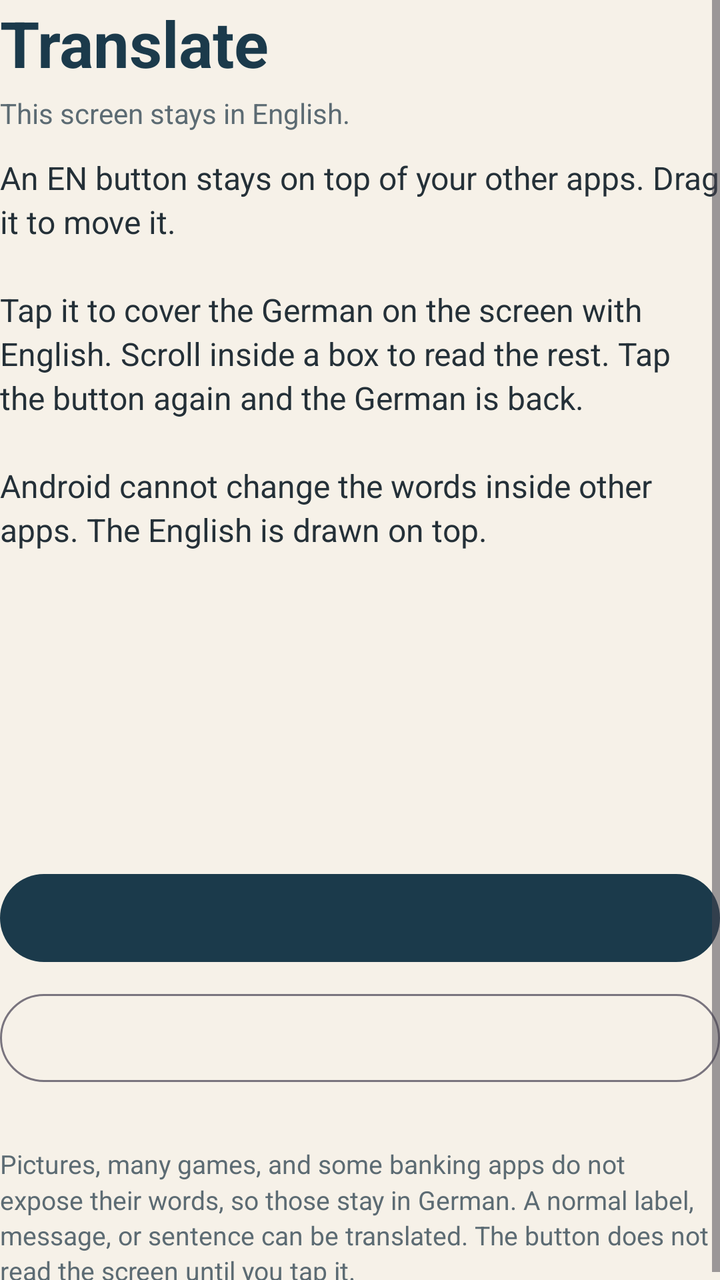
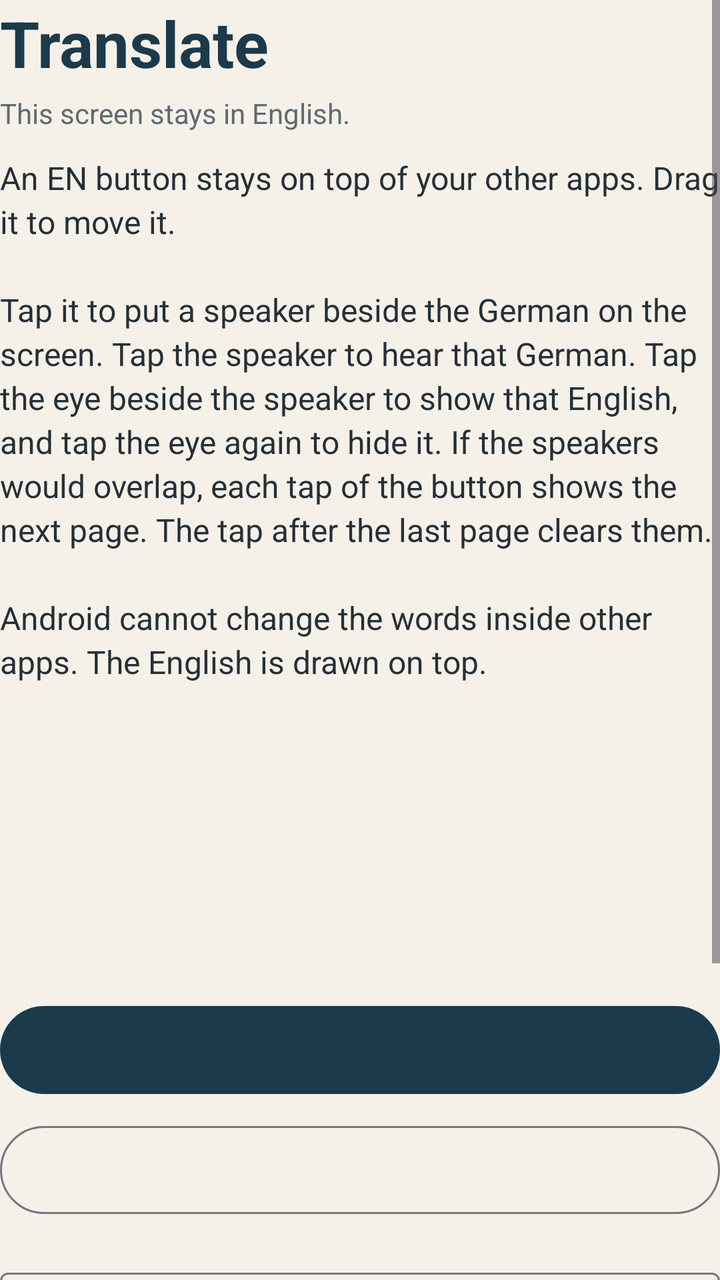

Two renders of the same Android screen: before a commit and after it. Below are the layout's source before the change and the commit's diff.
<!-- AndroidManifest.xml: application theme Theme.HoldTranslate -->
<!-- res/layout/activity_main.xml -->
<?xml version="1.0" encoding="utf-8"?>
<ScrollView xmlns:android="http://schemas.android.com/apk/res/android"
    android:id="@+id/root"
    android:layout_width="match_parent"
    android:layout_height="match_parent"
    android:fillViewport="true"
    android:scrollbars="vertical">

    <LinearLayout
        android:layout_width="match_parent"
        android:layout_height="wrap_content"
        android:orientation="vertical">

        <TextView
            android:layout_width="match_parent"
            android:layout_height="wrap_content"
            android:text="@string/intro_title"
            android:textColor="@color/ink"
            android:textSize="32sp"
            android:textStyle="bold" />

        <TextView
            android:layout_width="match_parent"
            android:layout_height="wrap_content"
            android:layout_marginTop="4dp"
            android:text="@string/language_lock"
            android:textColor="@color/muted"
            android:textSize="14sp" />

        <TextView
            android:layout_width="match_parent"
            android:layout_height="wrap_content"
            android:layout_marginTop="12dp"
            android:lineSpacingMultiplier="1.15"
            android:text="@string/intro_body"
            android:textColor="@color/body"
            android:textSize="16sp" />

        <TextView
            android:id="@+id/status_accessibility"
            android:layout_width="match_parent"
            android:layout_height="wrap_content"
            android:layout_marginTop="24dp"
            android:textColor="@color/ink"
            android:textSize="16sp"
            android:textStyle="bold" />

        <TextView
            android:id="@+id/status_model"
            android:layout_width="match_parent"
            android:layout_height="wrap_content"
            android:layout_marginTop="6dp"
            android:textColor="@color/ink"
            android:textSize="16sp"
            android:textStyle="bold" />

        <TextView
            android:id="@+id/status_button"
            android:layout_width="match_parent"
            android:layout_height="wrap_content"
            android:layout_marginTop="6dp"
            android:textColor="@color/ink"
            android:textSize="16sp"
            android:textStyle="bold" />

        <TextView
            android:id="@+id/helper"
            android:layout_width="match_parent"
            android:layout_height="wrap_content"
            android:layout_marginTop="16dp"
            android:lineSpacingMultiplier="1.15"
            android:textColor="@color/body"
            android:textSize="15sp" />

        <com.google.android.material.button.MaterialButton
            android:id="@+id/primary_button"
            android:layout_width="match_parent"
            android:layout_height="wrap_content"
            android:layout_marginTop="20dp"
            android:minHeight="52dp"
            android:textAllCaps="false" />

        <com.google.android.material.button.MaterialButton
            android:id="@+id/secondary_button"
            style="@style/Widget.Material3.Button.OutlinedButton"
            android:layout_width="match_parent"
            android:layout_height="wrap_content"
            android:layout_marginTop="8dp"
            android:minHeight="52dp"
            android:textAllCaps="false" />

        <ProgressBar
            android:id="@+id/progress"
            android:layout_width="wrap_content"
            android:layout_height="wrap_content"
            android:layout_gravity="center_horizontal"
            android:layout_marginTop="16dp"
            android:visibility="gone" />

        <TextView
            android:layout_width="match_parent"
            android:layout_height="wrap_content"
            android:layout_marginTop="28dp"
            android:lineSpacingMultiplier="1.15"
            android:text="@string/footnote"
            android:textColor="@color/muted"
            android:textSize="13sp" />
    </LinearLayout>
</ScrollView>
<!-- resources referenced by this layout -->
<resources>
  <color name="body">#243038</color>
  <color name="ink">#1B3A4B</color>
  <color name="muted">#5C6B73</color>
  <string name="footnote">Pictures, many games, and some banking apps do not expose their words, so those stay in German. A normal label, message, or sentence can be translated. The button does not read the screen until you tap it.</string>
  <string name="intro_body">An EN button stays on top of your other apps. Drag it to move it.\n\nTap it to cover the German on the screen with English. Scroll inside a box to read the rest. Tap the button again and the German is back.\n\nAndroid cannot change the words inside other apps. The English is drawn on top.</string>
  <string name="intro_title">Translate</string>
  <string name="language_lock">This screen stays in English.</string>
  <style name="Theme.HoldTranslate" parent="Theme.Material3.Light.NoActionBar">
          <item name="colorPrimary">@color/ink</item>
          <item name="colorOnPrimary">#FFFFFF</item>
          <item name="colorSecondary">@color/ink</item>
          <item name="colorSurface">@color/paper</item>
          <item name="android:colorBackground">@color/paper</item>
          <item name="android:windowBackground">@color/paper</item>
          <item name="android:statusBarColor">@color/ink</item>
          <item name="android:navigationBarColor">@color/paper</item>
          <item name="android:windowLightStatusBar">false</item>
          <item name="android:windowLightNavigationBar">true</item>
      </style>
  <color name="paper">#F6F1E8</color>
</resources>

<!-- the commit's change to res/layout/activity_main.xml (unified diff, before → after) -->
@@ -1,5 +1,6 @@
 <?xml version="1.0" encoding="utf-8"?>
 <ScrollView xmlns:android="http://schemas.android.com/apk/res/android"
+    xmlns:app="http://schemas.android.com/apk/res-auto"
     android:id="@+id/root"
     android:layout_width="match_parent"
     android:layout_height="match_parent"
@@ -97,6 +98,32 @@
             android:layout_marginTop="16dp"
             android:visibility="gone" />
 
+        <com.google.android.material.textfield.TextInputLayout
+            android:layout_width="match_parent"
+            android:layout_height="wrap_content"
+            android:layout_marginTop="20dp"
+            android:hint="@string/api_key_hint"
+            app:endIconMode="password_toggle"
+            style="@style/Widget.Material3.TextInputLayout.OutlinedBox">
+
+            <com.google.android.material.textfield.TextInputEditText
+                android:id="@+id/api_key"
+                android:layout_width="match_parent"
+                android:layout_height="wrap_content"
+                android:importantForAutofill="no"
+                android:inputType="textPassword"
+                android:maxLines="1" />
+        </com.google.android.material.textfield.TextInputLayout>
+
+        <TextView
+            android:layout_width="match_parent"
+            android:layout_height="wrap_content"
+            android:layout_marginTop="6dp"
+            android:lineSpacingMultiplier="1.15"
+            android:text="@string/api_key_help"
+            android:textColor="@color/muted"
+            android:textSize="13sp" />
+
         <TextView
             android:layout_width="match_parent"
             android:layout_height="wrap_content"
<!-- resource entries referenced after the edit -->
@@ -3,8 +3,10 @@
   <color name="body">#243038</color>
   <color name="ink">#1B3A4B</color>
   <color name="muted">#5C6B73</color>
+  <string name="api_key_help">Paste the key from your ElevenLabs account. It stays on this phone. A speaker sends that German to ElevenLabs only when you tap it.</string>
+  <string name="api_key_hint">ElevenLabs API key</string>
   <string name="footnote">Pictures, many games, and some banking apps do not expose their words, so those stay in German. A normal label, message, or sentence can be translated. The button does not read the screen until you tap it.</string>
-  <string name="intro_body">An EN button stays on top of your other apps. Drag it to move it.\n\nTap it to cover the German on the screen with English. Scroll inside a box to read the rest. Tap the button again and the German is back.\n\nAndroid cannot change the words inside other apps. The English is drawn on top.</string>
+  <string name="intro_body">An EN button stays on top of your other apps. Drag it to move it.\n\nTap it to put a speaker beside the German on the screen. Tap the speaker to hear that German. Tap the eye beside the speaker to show that English, and tap the eye again to hide it. If the speakers would overlap, each tap of the button shows the next page. The tap after the last page clears them.\n\nAndroid cannot change the words inside other apps. The English is drawn on top.</string>
   <string name="intro_title">Translate</string>
   <string name="language_lock">This screen stays in English.</string>
   <style name="Theme.HoldTranslate" parent="Theme.Material3.Light.NoActionBar">
